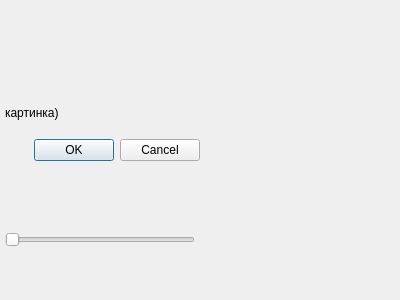
First picture: the form in ui/inhance_dialog.ui, repository petinPetya/qt, before the edit.
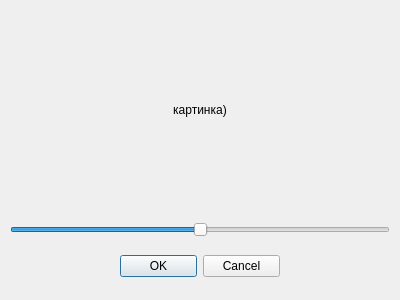
Second picture: the form after the edit.

Commit message: fixed: normal filter and preview for image!

```diff
--- a/ui/inhance_dialog.ui
+++ b/ui/inhance_dialog.ui
@@ -13,48 +13,64 @@
   <property name="windowTitle">
    <string>Dialog</string>
   </property>
-  <widget class="QDialogButtonBox" name="buttonBox">
-   <property name="geometry">
-    <rect>
-     <x>0</x>
-     <y>0</y>
-     <width>200</width>
-     <height>300</height>
-    </rect>
-   </property>
-   <property name="orientation">
-    <enum>Qt::Horizontal</enum>
-   </property>
-   <property name="standardButtons">
-    <set>QDialogButtonBox::Cancel|QDialogButtonBox::Ok</set>
-   </property>
-  </widget>
+  
+  <!-- Картинка -->
   <widget class="QLabel" name="label">
    <property name="geometry">
     <rect>
-     <x>5</x>
-     <y>5</y>
-     <width>390</width>
-     <height>215</height>
+     <x>10</x>
+     <y>10</y>
+     <width>380</width>
+     <height>200</height>
     </rect>
    </property>
    <property name="text">
     <string>картинка)</string>
    </property>
+   <property name="alignment">
+    <set>Qt::AlignCenter</set>
+   </property>
   </widget>
-  <widget class="QSlider" name="horizontalSlider">
+<widget class="QSlider" name="horizontalSlider">
+  <property name="geometry">
+    <rect>
+      <x>10</x>
+      <y>220</y>
+      <width>380</width>
+      <height>20</height>
+    </rect>
+  </property>
+  <property name="orientation">
+    <enum>Qt::Horizontal</enum>
+  </property>
+  <property name="minimum">
+    <number>-50</number>
+  </property>
+  <property name="maximum">
+    <number>50</number>
+  </property>
+  <property name="value">
+    <number>0</number>
+  </property>
+</widget>
+
+  <widget class="QDialogButtonBox" name="buttonBox">
    <property name="geometry">
     <rect>
-     <x>5</x>
-     <y>230</y>
-     <width>190</width>
-     <height>20</height>
+     <x>120</x>
+     <y>250</y>
+     <width>160</width>
+     <height>32</height>
     </rect>
    </property>
    <property name="orientation">
     <enum>Qt::Horizontal</enum>
    </property>
+   <property name="standardButtons">
+    <set>QDialogButtonBox::Cancel|QDialogButtonBox::Ok</set>
+   </property>
   </widget>
+  
  </widget>
  <resources/>
  <connections>
```
Left out of the diff: 20 changed lines with no effect on the pictures. The commit also changes 1 other file.
